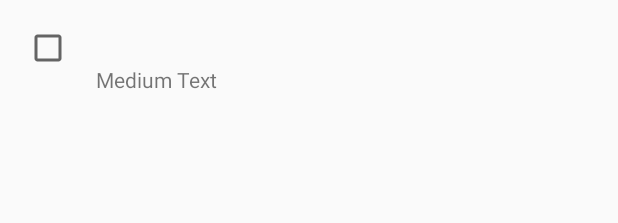
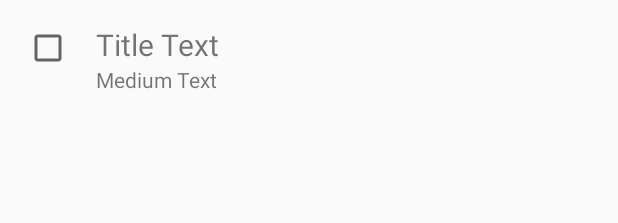
Before and after one commit to NoirTomiyama/ToDoSample, an Android app: the layout activity_memo.xml on its own in the app's theme, with its tools: preview values and no code run, on a phone screen of 412 x 824 dp. Shown: the top 223 px of the screen. Run offline under Robolectric (Android 15) with nearby library versions, the phone set to English and light mode, and no system bars.

Commit message:
Leaders11th用作成

```diff
--- a/app/src/main/java/com/lifeistech/android/todosample/RealmMemoAdapter.java
+++ b/app/src/main/java/com/lifeistech/android/todosample/RealmMemoAdapter.java
@@ -168,7 +168,6 @@ public class RealmMemoAdapter extends ArrayAdapter<RealmMemo> {
 
         }
 
-
         return convertView;
     }
 
--- a/app/src/main/res/layout/activity_memo.xml
+++ b/app/src/main/res/layout/activity_memo.xml
@@ -1,6 +1,7 @@
 <?xml version="1.0" encoding="utf-8"?>
 <RelativeLayout xmlns:android="http://schemas.android.com/apk/res/android"
     xmlns:app="http://schemas.android.com/apk/res-auto"
+    xmlns:tools="http://schemas.android.com/tools"
     android:id="@+id/relativeLayout"
     android:layout_width="match_parent"
     android:layout_height="match_parent"
@@ -22,7 +23,8 @@
         android:layout_width="match_parent"
         android:layout_height="wrap_content"
         android:layout_toRightOf="@id/checkBox"
-        android:textSize="20sp" />
+        android:textSize="20sp"
+        tools:text="Title Text" />
 
     <TextView
         android:id="@+id/contentTextView"
@@ -30,7 +32,7 @@
         android:layout_height="wrap_content"
         android:layout_below="@id/titleTextView"
         android:layout_toRightOf="@id/checkBox"
-        android:text="Medium Text" />
+        tools:text="Medium Text" />
 
     <android.support.design.widget.FloatingActionButton
         android:layout_width="wrap_content"
--- a/app/src/main/res/layout/content_main.xml
+++ b/app/src/main/res/layout/content_main.xml
@@ -10,7 +10,10 @@
     <LinearLayout
         android:layout_width="match_parent"
         android:layout_height="match_parent"
-        android:layout_margin="8dp"
+        android:layout_marginStart="8dp"
+        android:layout_marginTop="8dp"
+        android:layout_marginEnd="8dp"
+        android:layout_marginBottom="8dp"
         android:orientation="vertical">
 
         <TextView
```
